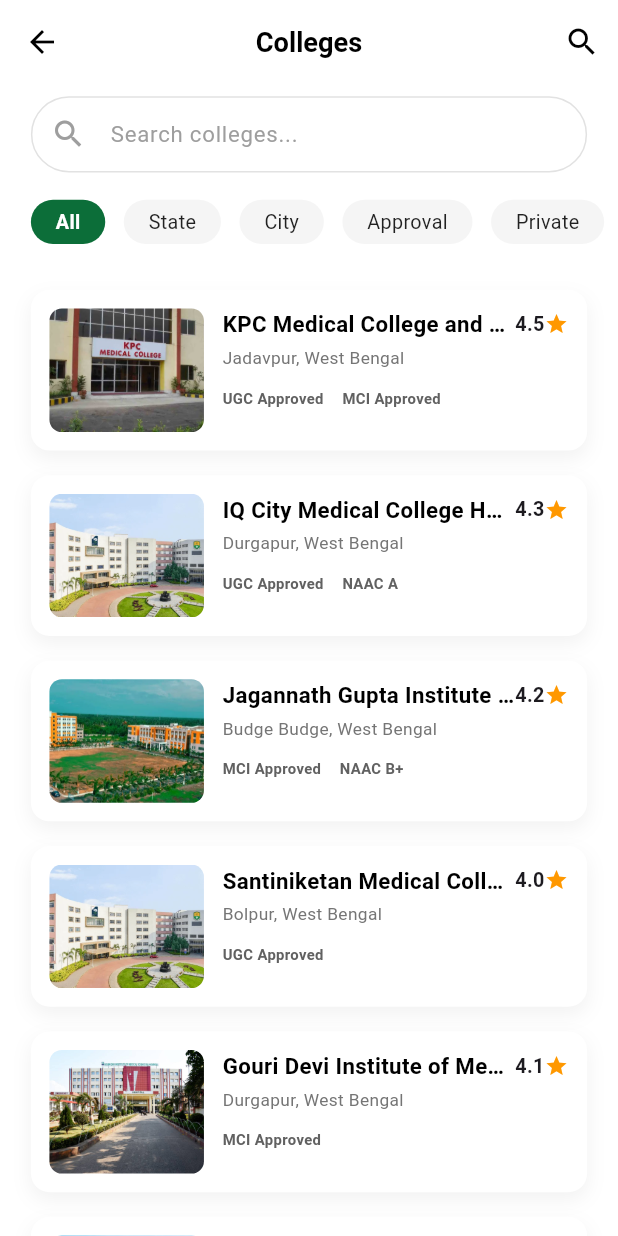
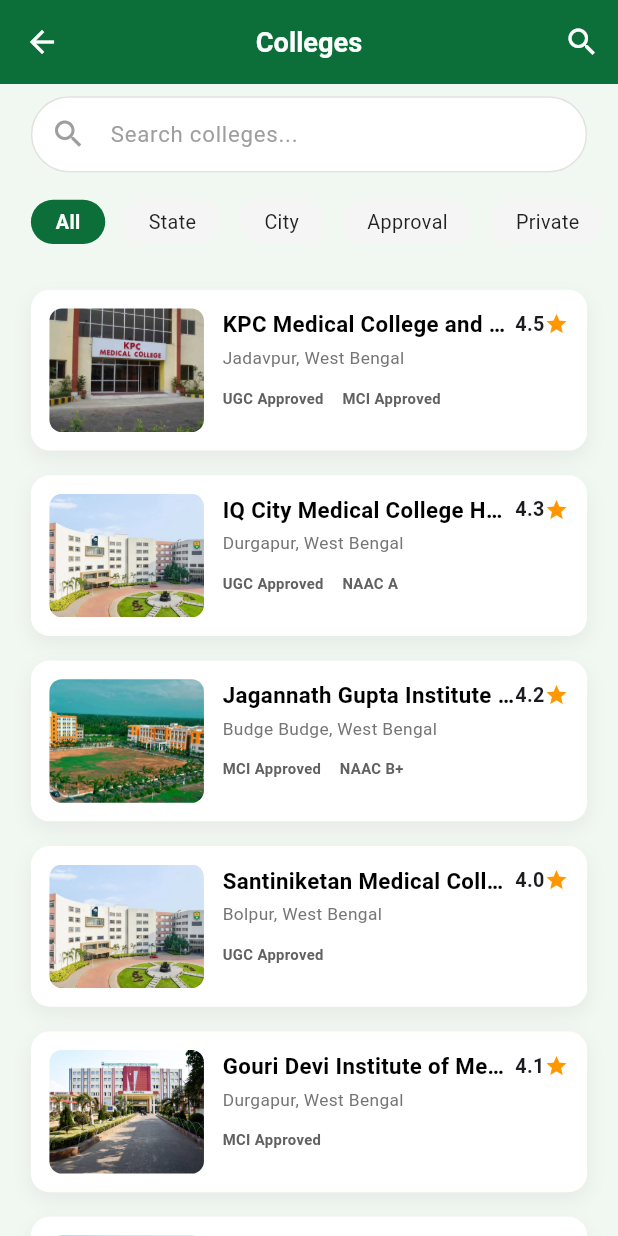
Before and after one commit to niladri-turain/PathWay-App, a Flutter app: the CollegeScreen screen opened directly, on a phone screen of 412 x 824 dp. Run offline on Flutter 3.47's test engine with Material 3 defaults, Android fonts, the phone set to English and light mode, and no system bars.

Commit message:
fixed app header color

```diff
--- a/lib/features/pages/college/college_screen.dart
+++ b/lib/features/pages/college/college_screen.dart
@@ -54,12 +54,12 @@
   @override
   Widget build(BuildContext context) {
     return Scaffold(
-      backgroundColor: AppColors.white,
+      backgroundColor: AppColors.light,
       appBar: AppBar(
-        backgroundColor: AppColors.white,
+        backgroundColor: AppColors.green,
         elevation: 0,
         leading: IconButton(
-          icon: const Icon(Icons.arrow_back, color: AppColors.black),
+          icon: const Icon(Icons.arrow_back, color: AppColors.white),
           onPressed: () {
             Navigator.pushNamedAndRemoveUntil(
               context,
@@ -71,7 +71,7 @@
         title: Text(
           "Colleges",
           style: TextStyle(
-            color: AppColors.black,
+            color: AppColors.white,
             fontSize: AppSize.height(0.022),
             fontWeight: FontWeight.bold,
           ),
@@ -79,7 +79,7 @@
         centerTitle: true,
         actions: [
           IconButton(
-            icon: const Icon(Icons.search, color: AppColors.black),
+            icon: const Icon(Icons.search, color: AppColors.white),
             onPressed: () {},
           ),
         ],
```
Also changed, not shown: lib/features/pages/course/course_screen.dart (+4 -4 lines).
